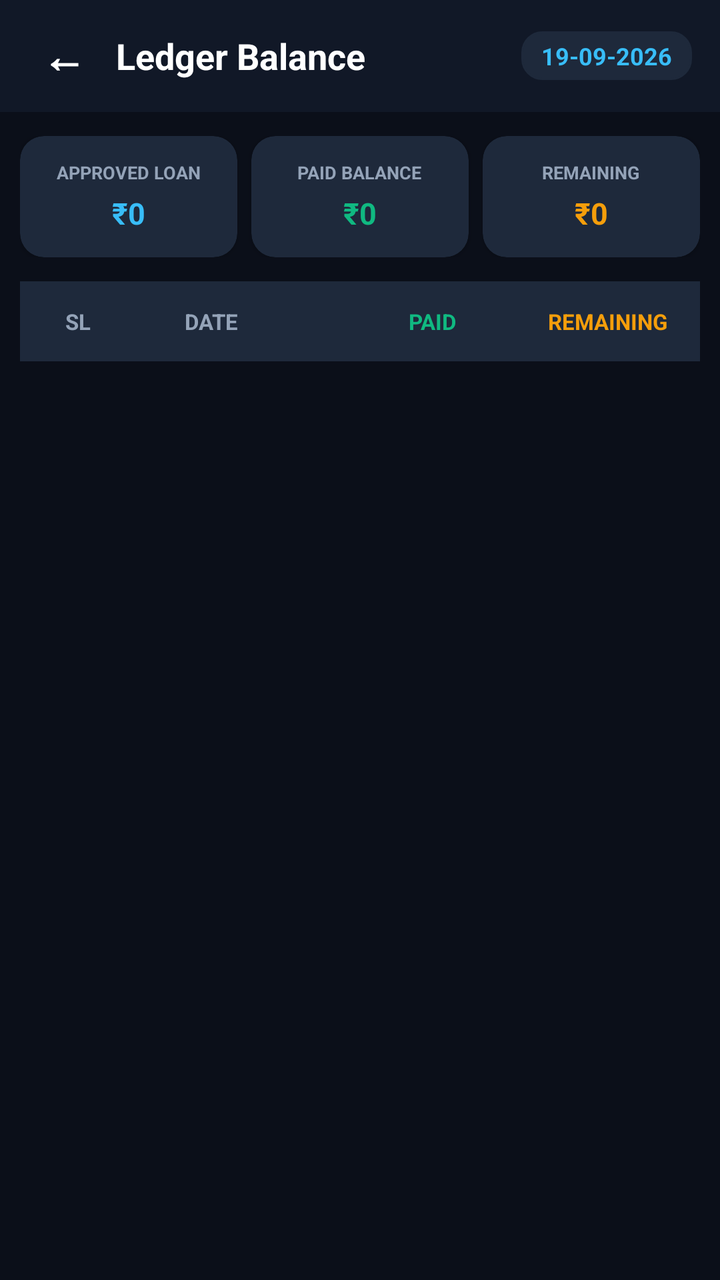
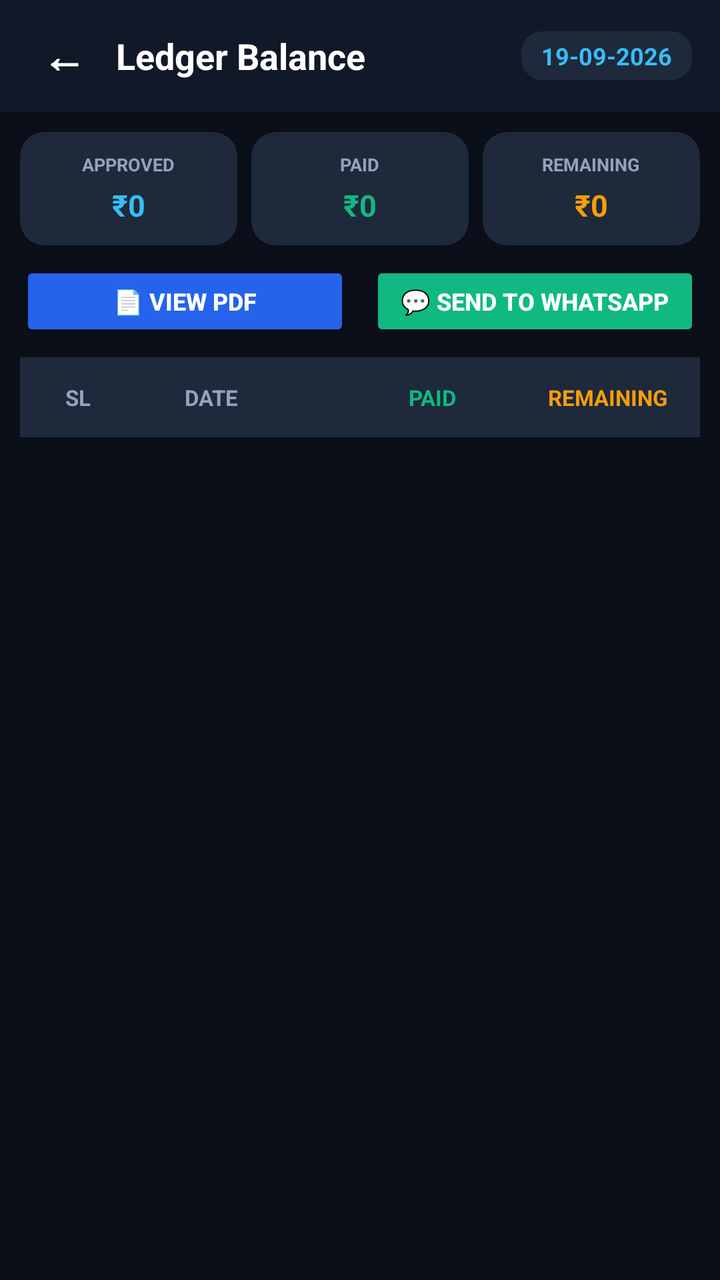

Compare the two renders of this Android layout. The source of the first and the diff that turns it into the second are given below.
<!-- AndroidManifest.xml: application theme Theme.QuickLoan -->
<!-- res/layout/activity_customer_ledger.xml -->
<?xml version="1.0" encoding="utf-8"?>
<LinearLayout xmlns:android="http://schemas.android.com/apk/res/android"
    xmlns:app="http://schemas.android.com/apk/res-auto"
    android:layout_width="match_parent"
    android:layout_height="match_parent"
    android:background="#0B0F19"
    android:orientation="vertical">

    
    <LinearLayout
        android:layout_width="match_parent"
        android:layout_height="56dp"
        android:background="#111827"
        android:gravity="center_vertical"
        android:orientation="horizontal"
        android:paddingHorizontal="14dp">

        <TextView
            android:id="@+id/btnBackCustomerLedger"
            android:layout_width="36dp"
            android:layout_height="36dp"
            android:gravity="center"
            android:text="←"
            android:textColor="#FFFFFF"
            android:textSize="22sp"
            android:textStyle="bold" />

        <TextView
            android:layout_width="0dp"
            android:layout_height="wrap_content"
            android:layout_marginStart="8dp"
            android:layout_weight="1"
            android:text="Ledger Balance"
            android:textColor="#FFFFFF"
            android:textSize="18sp"
            android:textStyle="bold" />

        <TextView
            android:id="@+id/tvCustomerLedgerDate"
            android:layout_width="wrap_content"
            android:layout_height="wrap_content"
            android:background="@drawable/edittext_bg"
            android:backgroundTint="#1E293B"
            android:paddingHorizontal="10dp"
            android:paddingVertical="4dp"
            android:text="19-09-2026"
            android:textColor="#38BDF8"
            android:textSize="12sp"
            android:textStyle="bold" />
    </LinearLayout>

    
    <LinearLayout
        android:layout_width="match_parent"
        android:layout_height="wrap_content"
        android:layout_marginHorizontal="10dp"
        android:layout_marginTop="12dp"
        android:layout_marginBottom="12dp"
        android:orientation="horizontal">

        
        <androidx.cardview.widget.CardView
            android:layout_width="0dp"
            android:layout_height="wrap_content"
            android:layout_marginEnd="4dp"
            android:layout_weight="1"
            app:cardBackgroundColor="#1E293B"
            app:cardCornerRadius="12dp"
            app:cardElevation="2dp">

            <LinearLayout
                android:layout_width="match_parent"
                android:layout_height="wrap_content"
                android:gravity="center"
                android:orientation="vertical"
                android:padding="12dp">

                <TextView
                    android:layout_width="wrap_content"
                    android:layout_height="wrap_content"
                    android:text="APPROVED LOAN"
                    android:textColor="#94A3B8"
                    android:textSize="9sp"
                    android:textStyle="bold" />

                <TextView
                    android:id="@+id/tvCustApprovedLoan"
                    android:layout_width="wrap_content"
                    android:layout_height="wrap_content"
                    android:layout_marginTop="4dp"
                    android:text="₹0"
                    android:textColor="#38BDF8"
                    android:textSize="15sp"
                    android:textStyle="bold" />
            </LinearLayout>
        </androidx.cardview.widget.CardView>

        
        <androidx.cardview.widget.CardView
            android:layout_width="0dp"
            android:layout_height="wrap_content"
            android:layout_marginHorizontal="3dp"
            android:layout_weight="1"
            app:cardBackgroundColor="#1E293B"
            app:cardCornerRadius="12dp"
            app:cardElevation="2dp">

            <LinearLayout
                android:layout_width="match_parent"
                android:layout_height="wrap_content"
                android:gravity="center"
                android:orientation="vertical"
                android:padding="12dp">

                <TextView
                    android:layout_width="wrap_content"
                    android:layout_height="wrap_content"
                    android:text="PAID BALANCE"
                    android:textColor="#94A3B8"
                    android:textSize="9sp"
                    android:textStyle="bold" />

                <TextView
                    android:id="@+id/tvCustPaidBalance"
                    android:layout_width="wrap_content"
                    android:layout_height="wrap_content"
                    android:layout_marginTop="4dp"
                    android:text="₹0"
                    android:textColor="#10B981"
                    android:textSize="15sp"
                    android:textStyle="bold" />
            </LinearLayout>
        </androidx.cardview.widget.CardView>

        
        <androidx.cardview.widget.CardView
            android:layout_width="0dp"
            android:layout_height="wrap_content"
            android:layout_marginStart="4dp"
            android:layout_weight="1"
            app:cardBackgroundColor="#1E293B"
            app:cardCornerRadius="12dp"
            app:cardElevation="2dp">

            <LinearLayout
                android:layout_width="match_parent"
                android:layout_height="wrap_content"
                android:gravity="center"
                android:orientation="vertical"
                android:padding="12dp">

                <TextView
                    android:layout_width="wrap_content"
                    android:layout_height="wrap_content"
                    android:text="REMAINING"
                    android:textColor="#94A3B8"
                    android:textSize="9sp"
                    android:textStyle="bold" />

                <TextView
                    android:id="@+id/tvCustRemainingBalance"
                    android:layout_width="wrap_content"
                    android:layout_height="wrap_content"
                    android:layout_marginTop="4dp"
                    android:text="₹0"
                    android:textColor="#F59E0B"
                    android:textSize="15sp"
                    android:textStyle="bold" />
            </LinearLayout>
        </androidx.cardview.widget.CardView>
    </LinearLayout>

    
    <LinearLayout
        android:layout_width="match_parent"
        android:layout_height="40dp"
        android:layout_marginHorizontal="10dp"
        android:background="#1E293B"
        android:gravity="center_vertical"
        android:orientation="horizontal"
        android:paddingHorizontal="10dp">

        <TextView
            android:layout_width="38dp"
            android:layout_height="wrap_content"
            android:gravity="center"
            android:text="SL"
            android:textColor="#94A3B8"
            android:textSize="11sp"
            android:textStyle="bold" />

        <TextView
            android:layout_width="95dp"
            android:layout_height="wrap_content"
            android:gravity="center"
            android:text="DATE"
            android:textColor="#94A3B8"
            android:textSize="11sp"
            android:textStyle="bold" />

        <TextView
            android:layout_width="0dp"
            android:layout_height="wrap_content"
            android:layout_weight="1"
            android:gravity="end"
            android:paddingEnd="10dp"
            android:text="PAID"
            android:textColor="#10B981"
            android:textSize="11sp"
            android:textStyle="bold" />

        <TextView
            android:layout_width="0dp"
            android:layout_height="wrap_content"
            android:layout_weight="1.2"
            android:gravity="end"
            android:paddingEnd="6dp"
            android:text="REMAINING"
            android:textColor="#F59E0B"
            android:textSize="11sp"
            android:textStyle="bold" />
    </LinearLayout>

    
    <TextView
        android:id="@+id/tvEmptyCustomerLedger"
        android:layout_width="match_parent"
        android:layout_height="wrap_content"
        android:gravity="center"
        android:padding="35dp"
        android:text="No payment records found"
        android:textColor="#64748B"
        android:textSize="14sp"
        android:visibility="gone" />

    
    <androidx.recyclerview.widget.RecyclerView
        android:id="@+id/rvCustomerLedger"
        android:layout_width="match_parent"
        android:layout_height="match_parent"
        android:layout_marginHorizontal="10dp"
        android:clipToPadding="false"
        android:paddingBottom="20dp" />

</LinearLayout>
<!-- resources referenced by this layout -->
<resources>
  <!-- drawable edittext_bg (drawable) -->
  <?xml version="1.0" encoding="utf-8"?>
  <shape xmlns:android="http://schemas.android.com/apk/res/android"
      android:shape="rectangle">
      <solid android:color="#1E293B" />
      <stroke android:width="1dp" android:color="#475569" />
      <corners android:radius="10dp" />
  </shape>
  <style name="Theme.QuickLoan" parent="Theme.AppCompat.DayNight.NoActionBar">
          
          <item name="android:windowBackground">@color/surface_bg</item>
          <item name="android:colorBackground">@color/surface_bg</item>
  
          
          <item name="colorPrimary">@color/header_bg</item>
          <item name="colorPrimaryDark">#070A10</item>
          <item name="colorAccent">@color/brand_accent</item>
  
          
          <item name="android:statusBarColor">@color/header_bg</item>
          <item name="android:navigationBarColor">#070A10</item>
          <item name="android:windowLightStatusBar">false</item>
      </style>
  <color name="surface_bg">#0B0F19</color>
  <color name="header_bg">#111827</color>
  <color name="brand_accent">#38BDF8</color>
</resources>

<!-- the commit's change to res/layout/activity_customer_ledger.xml (unified diff, before → after) -->
@@ -54,11 +54,9 @@
         android:layout_width="match_parent"
         android:layout_height="wrap_content"
         android:layout_marginHorizontal="10dp"
-        android:layout_marginTop="12dp"
-        android:layout_marginBottom="12dp"
+        android:layout_marginTop="10dp"
         android:orientation="horizontal">
 
-        
         <androidx.cardview.widget.CardView
             android:layout_width="0dp"
             android:layout_height="wrap_content"
@@ -67,35 +65,12 @@
             app:cardBackgroundColor="#1E293B"
             app:cardCornerRadius="12dp"
             app:cardElevation="2dp">
-
-            <LinearLayout
-                android:layout_width="match_parent"
-                android:layout_height="wrap_content"
-                android:gravity="center"
-                android:orientation="vertical"
-                android:padding="12dp">
-
-                <TextView
-                    android:layout_width="wrap_content"
-                    android:layout_height="wrap_content"
-                    android:text="APPROVED LOAN"
-                    android:textColor="#94A3B8"
-                    android:textSize="9sp"
-                    android:textStyle="bold" />
-
-                <TextView
-                    android:id="@+id/tvCustApprovedLoan"
-                    android:layout_width="wrap_content"
-                    android:layout_height="wrap_content"
-                    android:layout_marginTop="4dp"
-                    android:text="₹0"
-                    android:textColor="#38BDF8"
-                    android:textSize="15sp"
-                    android:textStyle="bold" />
+            <LinearLayout android:gravity="center" android:layout_height="wrap_content" android:layout_width="match_parent" android:orientation="vertical" android:padding="10dp">
+                <TextView android:layout_height="wrap_content" android:layout_width="wrap_content" android:text="APPROVED" android:textColor="#94A3B8" android:textSize="9sp" android:textStyle="bold" />
+                <TextView android:id="@+id/tvCustApprovedLoan" android:layout_height="wrap_content" android:layout_marginTop="4dp" android:layout_width="wrap_content" android:text="₹0" android:textColor="#38BDF8" android:textSize="15sp" android:textStyle="bold" />
             </LinearLayout>
         </androidx.cardview.widget.CardView>
 
-        
         <androidx.cardview.widget.CardView
             android:layout_width="0dp"
             android:layout_height="wrap_content"
@@ -104,35 +79,12 @@
             app:cardBackgroundColor="#1E293B"
             app:cardCornerRadius="12dp"
             app:cardElevation="2dp">
-
-            <LinearLayout
-                android:layout_width="match_parent"
-                android:layout_height="wrap_content"
-                android:gravity="center"
-                android:orientation="vertical"
-                android:padding="12dp">
-
-                <TextView
-                    android:layout_width="wrap_content"
-                    android:layout_height="wrap_content"
-                    android:text="PAID BALANCE"
-                    android:textColor="#94A3B8"
-                    android:textSize="9sp"
-                    android:textStyle="bold" />
-
-                <TextView
-                    android:id="@+id/tvCustPaidBalance"
-                    android:layout_width="wrap_content"
-                    android:layout_height="wrap_content"
-                    android:layout_marginTop="4dp"
-                    android:text="₹0"
-                    android:textColor="#10B981"
-                    android:textSize="15sp"
-                    android:textStyle="bold" />
+            <LinearLayout android:gravity="center" android:layout_height="wrap_content" android:layout_width="match_parent" android:orientation="vertical" android:padding="10dp">
+                <TextView android:layout_height="wrap_content" android:layout_width="wrap_content" android:text="PAID" android:textColor="#94A3B8" android:textSize="9sp" android:textStyle="bold" />
+                <TextView android:id="@+id/tvCustPaidBalance" android:layout_height="wrap_content" android:layout_marginTop="4dp" android:layout_width="wrap_content" android:text="₹0" android:textColor="#10B981" android:textSize="15sp" android:textStyle="bold" />
             </LinearLayout>
         </androidx.cardview.widget.CardView>
 
-        
         <androidx.cardview.widget.CardView
             android:layout_width="0dp"
             android:layout_height="wrap_content"
@@ -141,33 +93,45 @@
             app:cardBackgroundColor="#1E293B"
             app:cardCornerRadius="12dp"
             app:cardElevation="2dp">
-
-            <LinearLayout
-                android:layout_width="match_parent"
-                android:layout_height="wrap_content"
-                android:gravity="center"
-                android:orientation="vertical"
-                android:padding="12dp">
-
-                <TextView
-                    android:layout_width="wrap_content"
-                    android:layout_height="wrap_content"
-                    android:text="REMAINING"
-                    android:textColor="#94A3B8"
-                    android:textSize="9sp"
-                    android:textStyle="bold" />
-
-                <TextView
-                    android:id="@+id/tvCustRemainingBalance"
-                    android:layout_width="wrap_content"
-                    android:layout_height="wrap_content"
-                    android:layout_marginTop="4dp"
-                    android:text="₹0"
-                    android:textColor="#F59E0B"
-                    android:textSize="15sp"
-                    android:textStyle="bold" />
+            <LinearLayout android:gravity="center" android:layout_height="wrap_content" android:layout_width="match_parent" android:orientation="vertical" android:padding="10dp">
+                <TextView android:layout_height="wrap_content" android:layout_width="wrap_content" android:text="REMAINING" android:textColor="#94A3B8" android:textSize="9sp" android:textStyle="bold" />
+                <TextView android:id="@+id/tvCustRemainingBalance" android:layout_height="wrap_content" android:layout_marginTop="4dp" android:layout_width="wrap_content" android:text="₹0" android:textColor="#F59E0B" android:textSize="15sp" android:textStyle="bold" />
             </LinearLayout>
         </androidx.cardview.widget.CardView>
+    </LinearLayout>
+
+    
+    <LinearLayout
+        android:layout_width="match_parent"
+        android:layout_height="wrap_content"
+        android:layout_marginHorizontal="10dp"
+        android:layout_marginTop="8dp"
+        android:layout_marginBottom="8dp"
+        android:orientation="horizontal">
+
+        <Button
+            android:id="@+id/btnCustViewPdf"
+            android:layout_width="0dp"
+            android:layout_height="40dp"
+            android:layout_marginEnd="5dp"
+            android:layout_weight="1"
+            android:backgroundTint="#2563EB"
+            android:text="📄 View PDF"
+            android:textColor="#FFFFFF"
+            android:textSize="12sp"
+            android:textStyle="bold" />
+
+        <Button
+            android:id="@+id/btnCustSendWa"
+            android:layout_width="0dp"
+            android:layout_height="40dp"
+            android:layout_marginStart="5dp"
+            android:layout_weight="1"
+            android:backgroundTint="#10B981"
+            android:text="💬 Send To Whatsapp"
+            android:textColor="#FFFFFF"
+            android:textSize="12sp"
+            android:textStyle="bold" />
     </LinearLayout>
 
     
@@ -180,60 +144,23 @@
         android:orientation="horizontal"
         android:paddingHorizontal="10dp">
 
-        <TextView
-            android:layout_width="38dp"
-            android:layout_height="wrap_content"
-            android:gravity="center"
-            android:text="SL"
-            android:textColor="#94A3B8"
-            android:textSize="11sp"
-            android:textStyle="bold" />
-
-        <TextView
-            android:layout_width="95dp"
-            android:layout_height="wrap_content"
-            android:gravity="center"
-            android:text="DATE"
-            android:textColor="#94A3B8"
-            android:textSize="11sp"
-            android:textStyle="bold" />
-
-        <TextView
-            android:layout_width="0dp"
-            android:layout_height="wrap_content"
-            android:layout_weight="1"
-            android:gravity="end"
-            android:paddingEnd="10dp"
-            android:text="PAID"
-            android:textColor="#10B981"
-            android:textSize="11sp"
-            android:textStyle="bold" />
-
-        <TextView
-            android:layout_width="0dp"
-            android:layout_height="wrap_content"
-            android:layout_weight="1.2"
-            android:gravity="end"
-            android:paddingEnd="6dp"
-            android:text="REMAINING"
-            android:textColor="#F59E0B"
-            android:textSize="11sp"
-            android:textStyle="bold" />
+        <TextView android:layout_width="38dp" android:layout_height="wrap_content" android:gravity="center" android:text="SL" android:textColor="#94A3B8" android:textSize="11sp" android:textStyle="bold" />
+        <TextView android:layout_width="95dp" android:layout_height="wrap_content" android:gravity="center" android:text="DATE" android:textColor="#94A3B8" android:textSize="11sp" android:textStyle="bold" />
+        <TextView android:layout_width="0dp" android:layout_height="wrap_content" android:layout_weight="1" android:gravity="end" android:paddingEnd="10dp" android:text="PAID" android:textColor="#10B981" android:textSize="11sp" android:textStyle="bold" />
+        <TextView android:layout_width="0dp" android:layout_height="wrap_content" android:layout_weight="1.2" android:gravity="end" android:paddingEnd="6dp" android:text="REMAINING" android:textColor="#F59E0B" android:textSize="11sp" android:textStyle="bold" />
     </LinearLayout>
 
-    
     <TextView
         android:id="@+id/tvEmptyCustomerLedger"
         android:layout_width="match_parent"
         android:layout_height="wrap_content"
         android:gravity="center"
-        android:padding="35dp"
+        android:padding="30dp"
         android:text="No payment records found"
         android:textColor="#64748B"
         android:textSize="14sp"
         android:visibility="gone" />
 
-    
     <androidx.recyclerview.widget.RecyclerView
         android:id="@+id/rvCustomerLedger"
         android:layout_width="match_parent"
